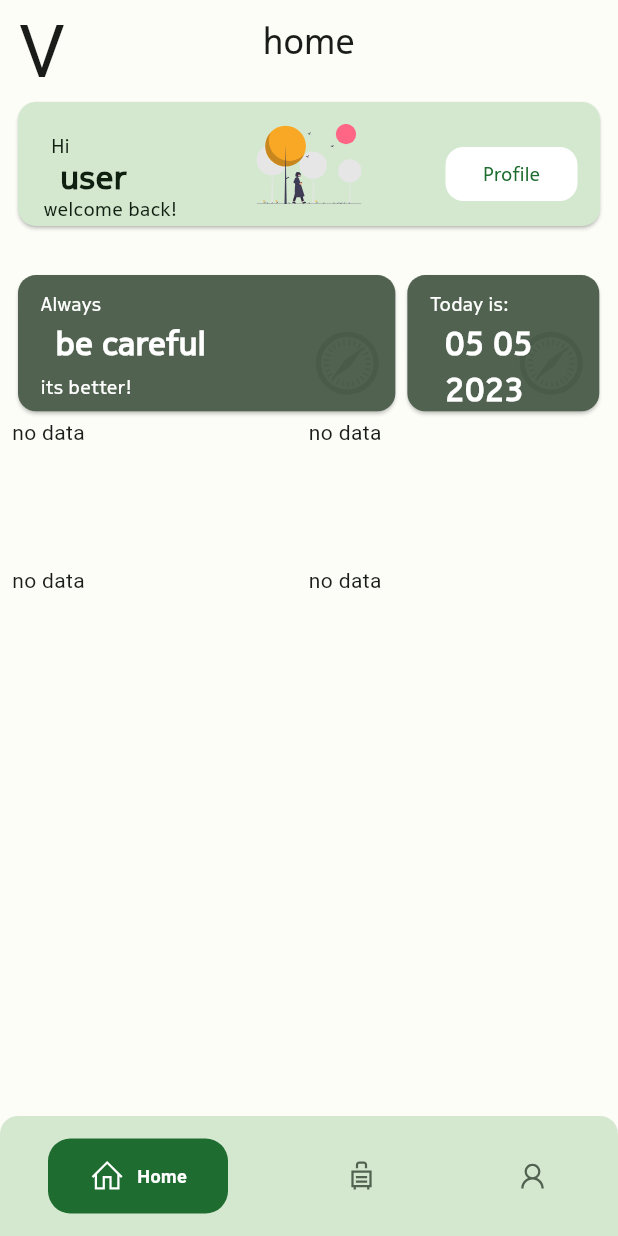
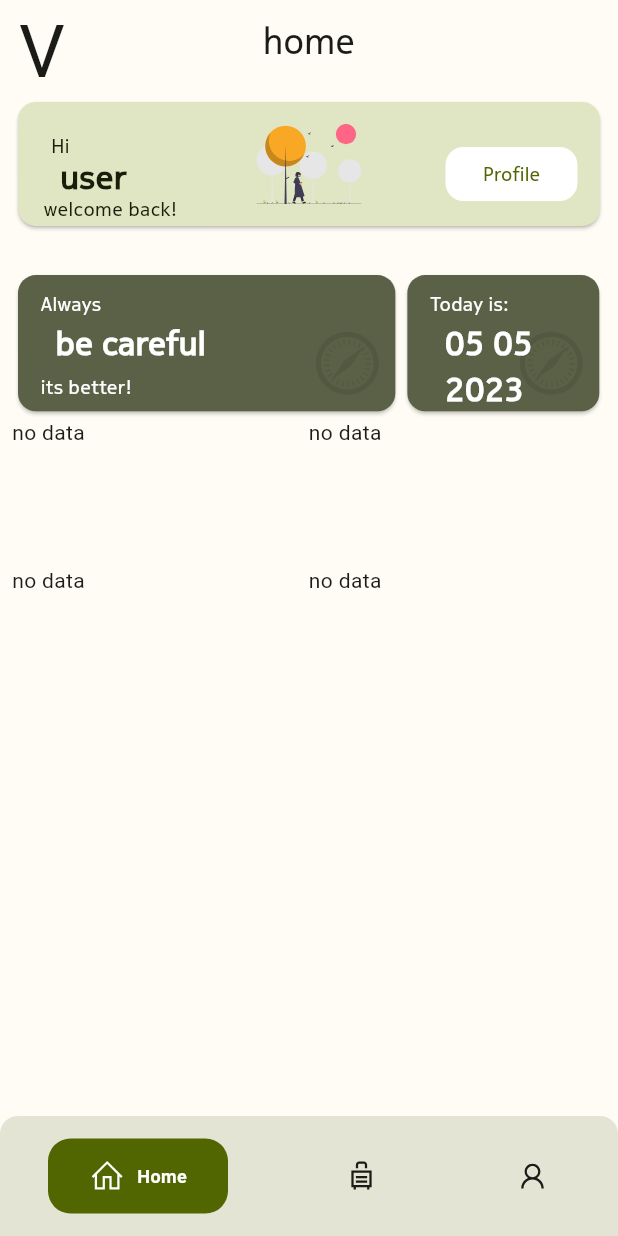
Before and after one commit to zmeulDev/valero, a Flutter app: the Navigation widget shown alone on an empty page, opened directly, on a phone screen of 412 x 824 dp. Run offline on Flutter 3.47's test engine with Material 2 defaults, Android fonts, the phone set to English and light mode, and no system bars; drawn by our look-alikes of persistent_bottom_nav_bar; our stand-ins replace cached_network_image, cloud_firestore, firebase_auth, firebase_core, firebase_storage, flutter_svg and 7 more; missing offline and left inert: avatar_view, mobile_number; accounts and stored records are empty; network calls fail; Roboto replaces fonts that are missing (Depot).

Commit message:
m3 theme corrections 2

```diff
--- a/lib/pages/navigation_bar.dart
+++ b/lib/pages/navigation_bar.dart
@@ -44,24 +44,24 @@ class _NavigationState extends State<Navigation> {
           title: ("Home"),
           activeColorPrimary: Theme.of(context).colorScheme.primary,
           activeColorSecondary: Theme.of(context).colorScheme.onPrimary,
-          inactiveColorPrimary: Theme.of(context).colorScheme.secondary,
-          inactiveColorSecondary: Theme.of(context).colorScheme.onSecondary,
+          inactiveColorPrimary: Theme.of(context).colorScheme.onSurface,
+          inactiveColorSecondary: Theme.of(context).colorScheme.onSurface,
           iconSize: 24),
       PersistentBottomNavBarItem(
           icon: const Icon(LineIcons.suitcaseRolling),
           title: ("Garage"),
           activeColorPrimary: Theme.of(context).colorScheme.primary,
           activeColorSecondary: Theme.of(context).colorScheme.onPrimary,
-          inactiveColorPrimary: Theme.of(context).colorScheme.secondary,
-          inactiveColorSecondary: Theme.of(context).colorScheme.onSecondary,
+          inactiveColorPrimary: Theme.of(context).colorScheme.onSurface,
+          inactiveColorSecondary: Theme.of(context).colorScheme.onSurface,
           iconSize: 24),
       PersistentBottomNavBarItem(
           icon: const  Icon(LineIcons.user),
           title: ("Settings"),
           activeColorPrimary: Theme.of(context).colorScheme.primary,
           activeColorSecondary: Theme.of(context).colorScheme.onPrimary,
-          inactiveColorPrimary: Theme.of(context).colorScheme.secondary,
-          inactiveColorSecondary: Theme.of(context).colorScheme.onSecondary,
+          inactiveColorPrimary: Theme.of(context).colorScheme.onSurface,
+          inactiveColorSecondary: Theme.of(context).colorScheme.onSurface,
           iconSize: 24),
     ];
   }
@@ -74,7 +74,7 @@ class _NavigationState extends State<Navigation> {
       screens: _buildScreens(),
       items: _navBarsItems(),
       navBarHeight: 80,
-      backgroundColor: Theme.of(context).colorScheme.secondaryContainer,
+      backgroundColor: Theme.of(context).colorScheme.surfaceVariant,
       resizeToAvoidBottomInset: true,
       itemAnimationProperties: const ItemAnimationProperties(
         duration: Duration(milliseconds: 200),
--- a/lib/utils/constant.dart
+++ b/lib/utils/constant.dart
@@ -27,11 +27,11 @@ var style3 = const   TextStyle(
     fontSize: 13.0,  fontWeight: FontWeight.w300);
 
 final ButtonStyle elevatedButtonStyle =  ElevatedButton.styleFrom(
-  foregroundColor: darkColorScheme.onSecondaryContainer,
-  backgroundColor: darkColorScheme.secondaryContainer,
+  foregroundColor: darkColorScheme.tertiaryContainer,
+  backgroundColor: darkColorScheme.tertiary,
   padding: const EdgeInsets.all(16.0),
   elevation: 0,
-  textStyle: style2,
+  textStyle: style1,
   shape: RoundedRectangleBorder(
     borderRadius: BorderRadius.circular(12.0),
   ),
```
Also changed, not shown: lib/pages/Car/edit_car.dart (+3 -6 lines), lib/utils/color_schemes.g.dart.
